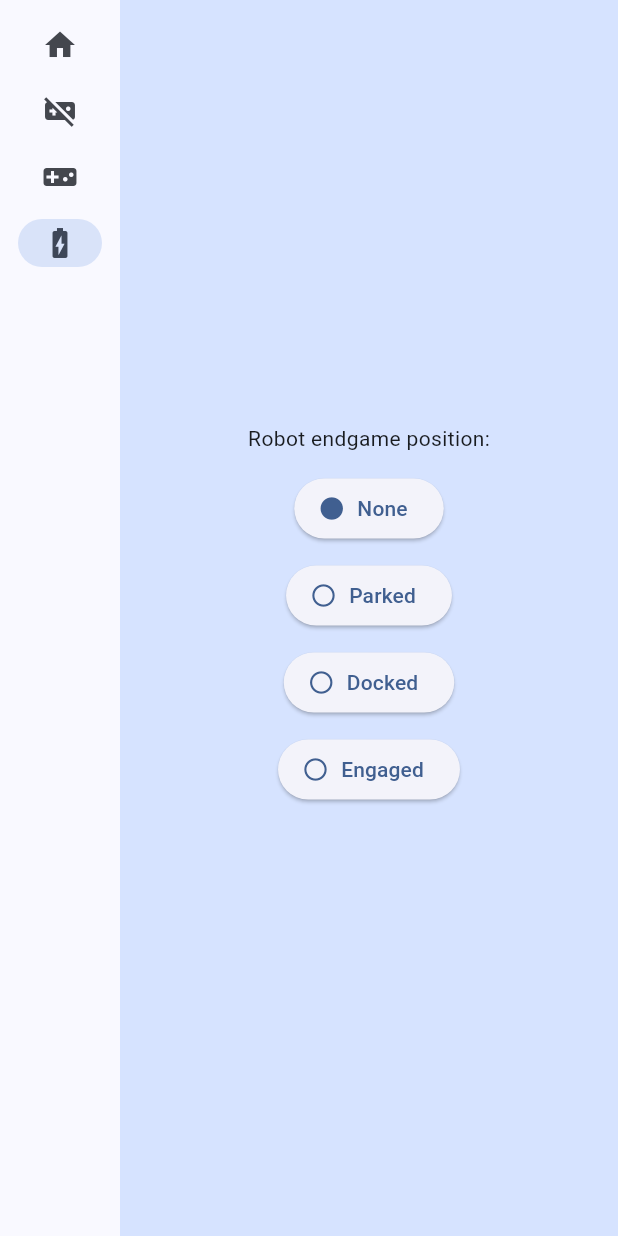
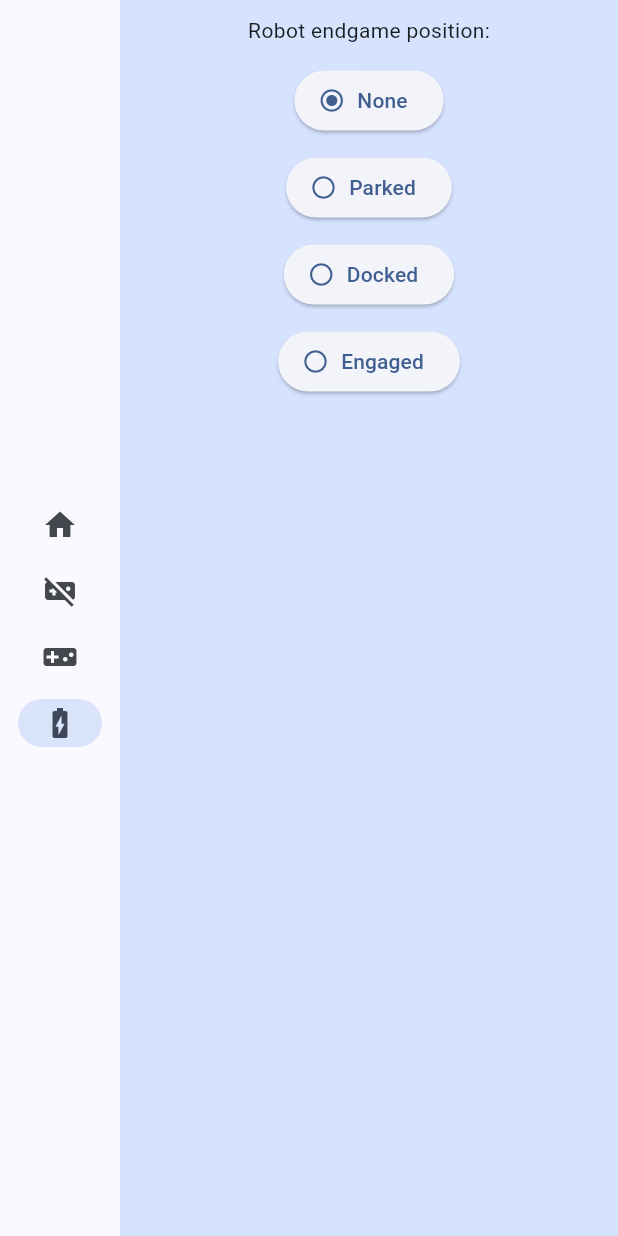
Before and after one commit to Team865/scouting_app_865_2023, a Flutter app: the screen it shows after launch, after a tap on "Auto", after a tap on "Teleop", after a tap on "Endgame", on a phone screen of 412 x 824 dp. Run offline on Flutter 3.47's test engine with Material 2 defaults, Android fonts, the phone set to English and light mode, and no system bars; missing offline and left inert: gsheets; key blocks and very long unbroken strings in the code were emptied for the run.

Commit message:
Icon Refactor

```diff
--- a/lib/main.dart
+++ b/lib/main.dart
@@ -71,11 +71,11 @@ class _MyHomePageState extends State<MyHomePage> {
 
     return Builder(builder: (context) {
       return LayoutBuilder(builder: (context, constraints) {
-        return Scaffold(
+        return SafeArea(
+          child: Scaffold(
             body: Row(
               children: [
-              SafeArea(
-                child: NavigationRail(
+                NavigationRail(
                   //creates a navigation rail to switch between pages
                   destinations: const [
                     NavigationRailDestination(
@@ -93,15 +93,23 @@ class _MyHomePageState extends State<MyHomePage> {
                   selectedIndex: selectedIndex,
                   onDestinationSelected: (value) =>
                       setState(() => selectedIndex = value),
-                ),
+                  groupAlignment: 0,
                 ),
                 Expanded(
                   child: Container(
                     color: Theme.of(context).colorScheme.primaryContainer,
+                    child: ListView(
+                      children: [
+                        Padding(
+                          padding: const EdgeInsets.symmetric(vertical: 10),
                           child: page,
+                        ),
+                      ],
+                    ),
                   ),
                 ),
               ],
+            ),
           ),
         );
       });
--- a/lib/pages/auto.dart
+++ b/lib/pages/auto.dart
@@ -58,7 +58,7 @@ class _AutoPageState extends State<AutoPage> {
           ],
         ),
         const SizedBox(height: 8),
-        const ScoringLegend(),
+        // const ScoringLegend(),
         const Text("Auto Pieces Scored:"),
         Row(
           mainAxisAlignment: MainAxisAlignment.center,
--- a/lib/pages/teleop.dart
+++ b/lib/pages/teleop.dart
@@ -50,7 +50,7 @@ class _TeleopPageState extends State<TeleopPage> {
             ),
           ]),
           const SizedBox(height: 8),
-          const ScoringLegend(),
+          // const ScoringLegend(),
           const Text("Teleop Pieces Scored:"),
           Row(
             mainAxisAlignment: MainAxisAlignment.center,
--- a/lib/widgets/enum_chip.dart
+++ b/lib/widgets/enum_chip.dart
@@ -68,8 +68,8 @@ class EnumChip extends StatelessWidget {
       selection: selection,
       value: value,
       none: none,
-      active: Icons.circle,
-      inactive: Icons.circle_outlined,
+      active: Icons.radio_button_on_outlined,
+      inactive: Icons.radio_button_off_outlined,
     );
   }
 }
--- a/lib/widgets/toggle_chip.dart
+++ b/lib/widgets/toggle_chip.dart
@@ -52,8 +52,8 @@ class ToggleChip extends StatelessWidget {
       onPressed: onPressed,
       isSelected: isSelected,
       text: text,
-      active: Icons.circle,
-      inactive: Icons.circle_outlined,
+      active: Icons.check_box_outlined,
+      inactive: Icons.check_box_outline_blank,
     );
   }
 }
```
Lines whose indentation alone changed are shown as unchanged.
